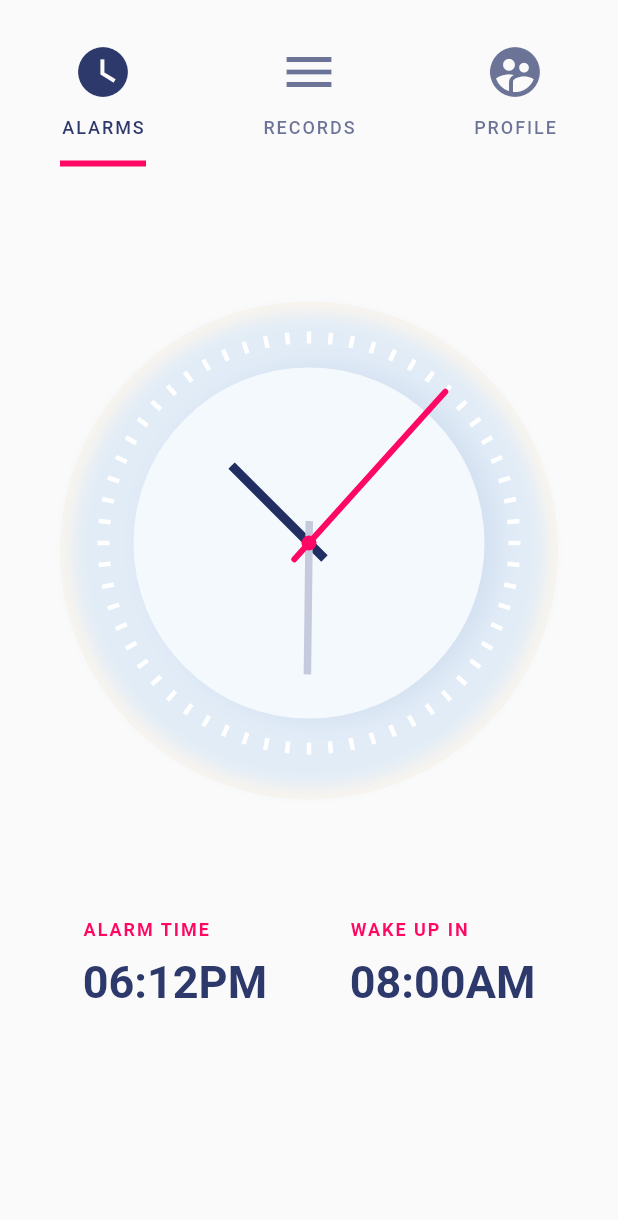
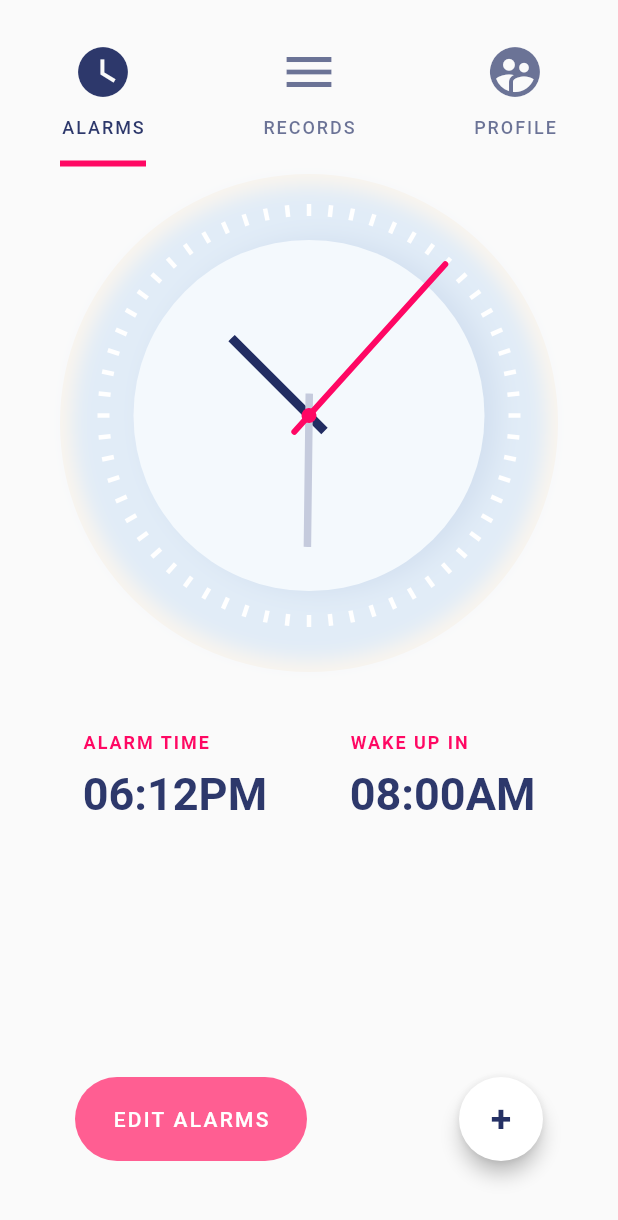
Before and after one commit to ajvelo/My-Alarm, a Flutter app: the screen it shows after launch, on a phone screen of 412 x 824 dp. Shown: the top 1220 px of the screen. Run offline on Flutter 3.47's test engine with Material 2 defaults, Android fonts, the phone set to English and light mode, and no system bars.

Commit message:
Add floating action buttons

```diff
--- a/my_alarm/lib/main.dart
+++ b/my_alarm/lib/main.dart
@@ -1,5 +1,4 @@
 import 'package:flutter/material.dart';
-import 'package:my_alarm/clock/clock.dart';
 import 'package:my_alarm/screens/first_screen.dart';
 
 void main() => runApp(new MyApp());
@@ -31,6 +30,7 @@ class AppClock extends StatelessWidget{
       child: DefaultTabController(
         length: 3,
         child: Scaffold(
+          bottomNavigationBar: BottomBar(),
           appBar: AppBar(
             elevation: 0.0,
             backgroundColor: Colors.transparent,
@@ -98,3 +98,45 @@ class AppClock extends StatelessWidget{
     );
   }
 }
+
+class BottomBar extends StatelessWidget {
+  @override
+  Widget build(BuildContext context) {
+    return Padding(
+      padding: EdgeInsets.fromLTRB(50, 0, 50, 50),
+      child: Row(
+        mainAxisAlignment: MainAxisAlignment.spaceBetween,
+        children: <Widget>[
+          FlatButton(
+            child: Text(
+              "EDIT ALARMS",
+              style: TextStyle(letterSpacing: 1.5),
+            ),
+            color: Color(0xffff5e92),
+            textColor: Colors.white,
+            padding: EdgeInsets.symmetric(vertical: 20, horizontal: 25),
+            onPressed: () {},
+            shape: RoundedRectangleBorder(
+              borderRadius: BorderRadius.circular(50)
+            ),
+          ),
+          FloatingActionButton(
+            child: Text(
+              "+",
+              style: TextStyle(
+                color: Color(0xff253165),
+                fontWeight: FontWeight.w700,
+                fontSize: 25
+              ),
+            ),
+            onPressed: () {},
+            backgroundColor: Colors.white,
+            foregroundColor: Colors.black,
+            elevation: 5,
+            highlightElevation: 3,
+          )
+        ],
+      ),
+    );
+  }
+}
--- a/my_alarm/lib/screens/first_screen.dart
+++ b/my_alarm/lib/screens/first_screen.dart
@@ -6,15 +6,12 @@ class FirstTab extends StatelessWidget {
   Widget build(BuildContext context) {
     return ListView(
       children: <Widget>[
-        SizedBox(
-          height: 85,
-        ),
         Padding(
           padding: EdgeInsets.symmetric(horizontal: 40.0),
           child: Clock()
         ),
         SizedBox(
-          height: 85,
+          height: 45,
         ),
         Row(
           mainAxisAlignment: MainAxisAlignment.spaceEvenly,
```
